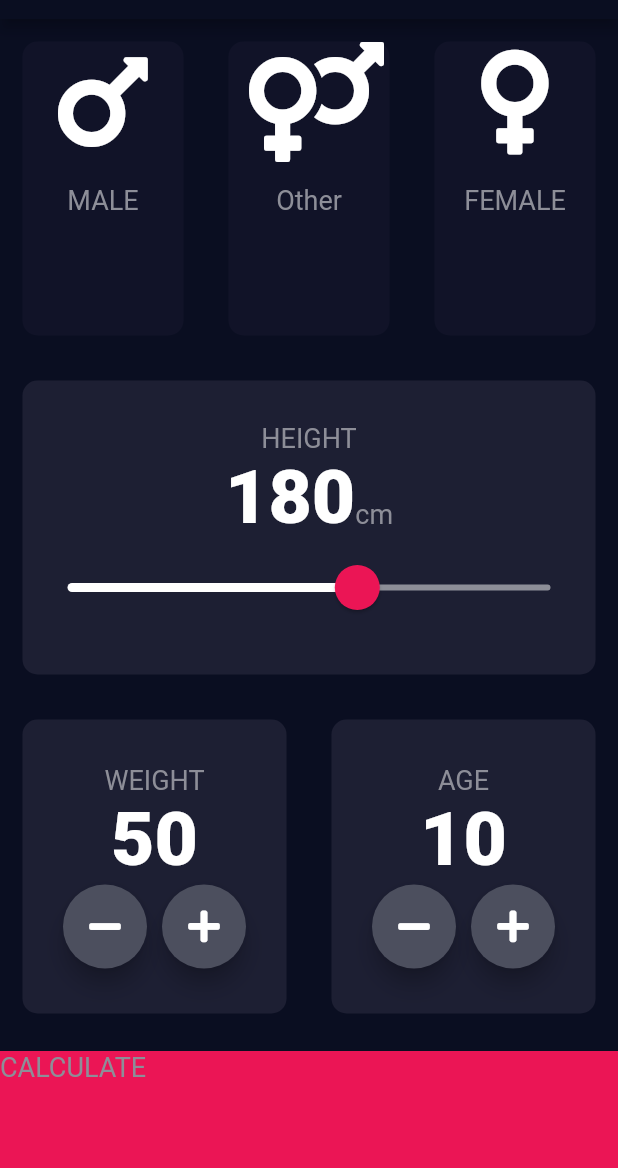
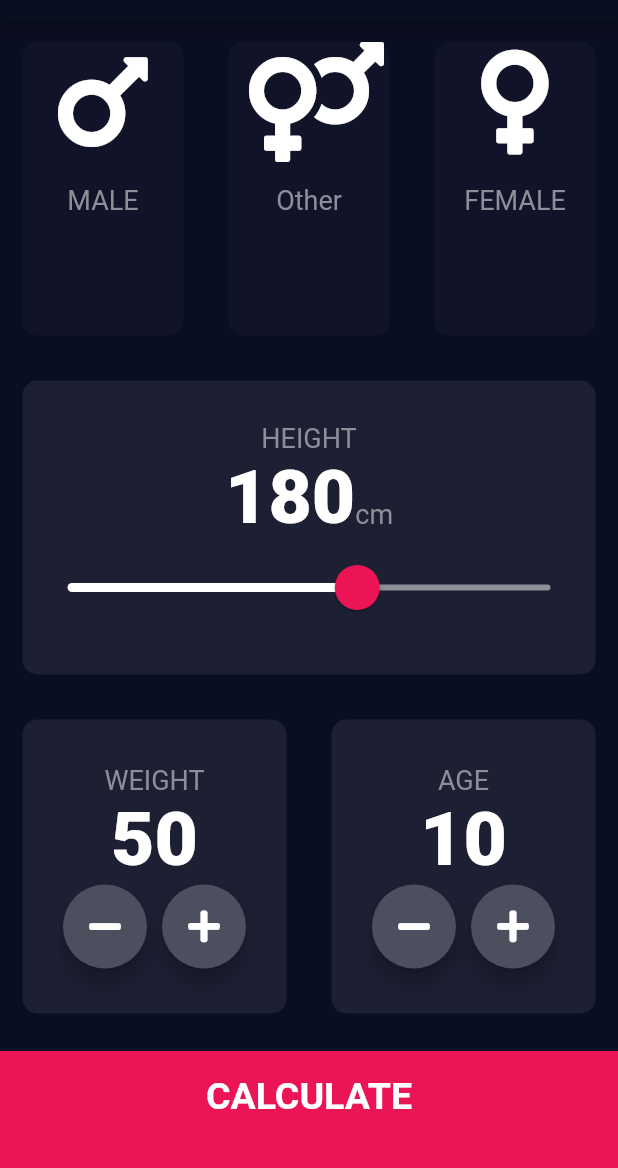
Before and after one commit to anup810/bmi_calculator, a Flutter app: the screen it shows after launch, on a phone screen of 412 x 824 dp, the part 65-1233 px from its top. Run offline on Flutter 3.47's test engine with Material 2 defaults, Android fonts, the phone set to English and light mode, and no system bars; our stand-ins replace font_awesome_flutter.

Commit message:
Final commit

```diff
--- /dev/null
+++ b/lib/components/bottom_button.dart
@@ -0,0 +1,28 @@
+import 'package:flutter/material.dart';
+import 'package:bmi_calculator/constants.dart';
+
+class BottomButton extends StatelessWidget {
+  BottomButton({@required this.onTap, @required this.buttonText});
+
+  final Function onTap;
+  final String buttonText;
+  @override
+  Widget build(BuildContext context) {
+    return GestureDetector(
+      onTap: onTap,
+      child: Container(
+        child: Center(
+          child: Text(
+            buttonText,
+            style: kLargeTextStyle,
+          ),
+        ),
+        margin: EdgeInsets.only(top: 10),
+        padding: EdgeInsets.only(bottom: 20),
+        width: double.infinity,
+        color: kBottomContainerColor,
+        height: kBottomContainerHeight,
+      ),
+    );
+  }
+}
--- a/lib/reusable_icon.dart
+++ b/lib/components/reusable_icon.dart
@@ -1,5 +1,5 @@
 import 'package:flutter/material.dart';
-import 'constants.dart';
+import 'package:bmi_calculator/constants.dart';
 
 class ReusableContent extends StatelessWidget {
   ReusableContent({this.icon, this.label});
--- /dev/null
+++ b/lib/components/round_icon_button.dart
@@ -0,0 +1,21 @@
+import 'package:flutter/material.dart';
+
+class RoundIconButton extends StatelessWidget {
+  RoundIconButton({@required this.icon, @required this.onPressed});
+  final IconData icon;
+  final Function onPressed;
+  @override
+  Widget build(BuildContext context) {
+    return RawMaterialButton(
+      child: Icon(icon),
+      onPressed: onPressed,
+      constraints: BoxConstraints.tightFor(
+        width: 56.0,
+        height: 56.0,
+      ),
+      elevation: 6.0,
+      fillColor: Color(0xFF4C4F5E),
+      shape: CircleBorder(),
+    );
+  }
+}
--- a/lib/main.dart
+++ b/lib/main.dart
@@ -1,5 +1,5 @@
 import 'package:flutter/material.dart';
-import 'input_page.dart';
+import 'screens/input_page.dart';
 
 void main() {
   runApp(BMICalculator());
--- a/lib/input_page.dart
+++ b/lib/screens/input_page.dart
@@ -1,12 +1,13 @@
-import 'dart:math';
 import 'result_page.dart';
-
+import 'package:bmi_calculator/components/bottom_button.dart';
 import 'package:flutter/cupertino.dart';
 import 'package:flutter/material.dart';
 import 'package:font_awesome_flutter/font_awesome_flutter.dart';
-import 'reusable_card.dart';
-import 'reusable_icon.dart';
-import 'constants.dart';
+import 'package:bmi_calculator/components/reusable_card.dart';
+import 'package:bmi_calculator/components/reusable_icon.dart';
+import '../constants.dart';
+import 'package:bmi_calculator/components/round_icon_button.dart';
+import 'package:bmi_calculator/calculator_brain.dart';
 
 enum Gender {
   male,
@@ -24,40 +25,6 @@ class _InputPageState extends State<InputPage> {
   int height = 180;
   int weight = 50;
   int age = 10;
-  // Color maleCardColor = inActiveCardColor;
-  // Color femaleCardColor = inActiveCardColor;
-  // Color otherCardColor = inActiveCardColor;
-  //
-  // void updateGender(Gender seletedGender) {
-  //   if (seletedGender == Gender.male) {
-  //     if (maleCardColor == inActiveCardColor) {
-  //       maleCardColor = activeCardColor;
-  //       femaleCardColor = inActiveCardColor;
-  //       otherCardColor = inActiveCardColor;
-  //     }
-  //   } else {
-  //     maleCardColor = inActiveCardColor;
-  //   }
-  //
-  //   if (seletedGender == Gender.female) {
-  //     if (femaleCardColor == inActiveCardColor) {
-  //       femaleCardColor = activeCardColor;
-  //       maleCardColor = inActiveCardColor;
-  //       otherCardColor = inActiveCardColor;
-  //     }
-  //   } else {
-  //     femaleCardColor = inActiveCardColor;
-  //   }
-  //   if (seletedGender == Gender.other) {
-  //     if (otherCardColor == inActiveCardColor) {
-  //       otherCardColor = activeCardColor;
-  //       maleCardColor = inActiveCardColor;
-  //       femaleCardColor = inActiveCardColor;
-  //     } else {
-  //       otherCardColor = inActiveCardColor;
-  //     }
-  //   }
-  // }
 
   @override
   Widget build(BuildContext context) {
@@ -260,44 +227,25 @@ class _InputPageState extends State<InputPage> {
               ],
             ),
           ),
-          GestureDetector(
+          BottomButton(
             onTap: () {
-              Navigator.push(context,
-                  MaterialPageRoute(builder: (context) => ResultPage()));
+              CalculatorBrain cal =
+                  CalculatorBrain(height: height, weight: weight);
+              Navigator.push(
+                context,
+                MaterialPageRoute(
+                  builder: (context) => ResultPage(
+                    bmiResult: cal.calculateBMI(),
+                    bmiText: cal.getResult(),
+                    interpretation: cal.getInterpretation(),
+                  ),
+                ),
+              );
             },
-            child: Container(
-              child: Text(
-                'CALCULATE',
-                style: kLabelTextStyle,
-              ),
-              margin: EdgeInsets.only(top: 10),
-              width: double.infinity,
-              color: kBottomContainerColor,
-              height: kBottomContainerHeight,
-            ),
+            buttonText: 'CALCULATE',
           ),
         ],
       ),
     );
   }
 }
-
-class RoundIconButton extends StatelessWidget {
-  RoundIconButton({@required this.icon, @required this.onPressed});
-  final IconData icon;
-  final Function onPressed;
-  @override
-  Widget build(BuildContext context) {
-    return RawMaterialButton(
-      child: Icon(icon),
-      onPressed: onPressed,
-      constraints: BoxConstraints.tightFor(
-        width: 56.0,
-        height: 56.0,
-      ),
-      elevation: 6.0,
-      fillColor: Color(0xFF4C4F5E),
-      shape: CircleBorder(),
-    );
-  }
-}
```
Also changed, not shown: lib/calculator_brain.dart (added, +35 -0 lines), lib/constants.dart (+24 -0 lines), lib/result_page.dart (deleted, +0 -13 lines), lib/screens/result_page.dart (added, +68 -0 lines), lib/components/reusable_card.dart (renamed from lib/reusable_card.dart), 37 other files.
